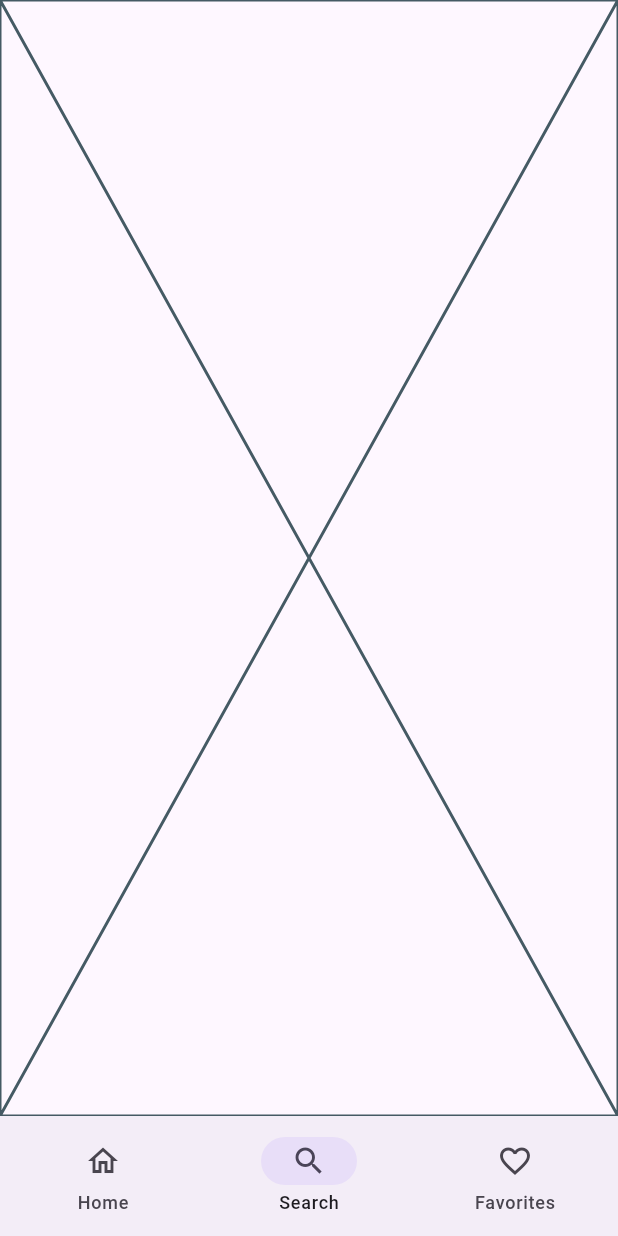
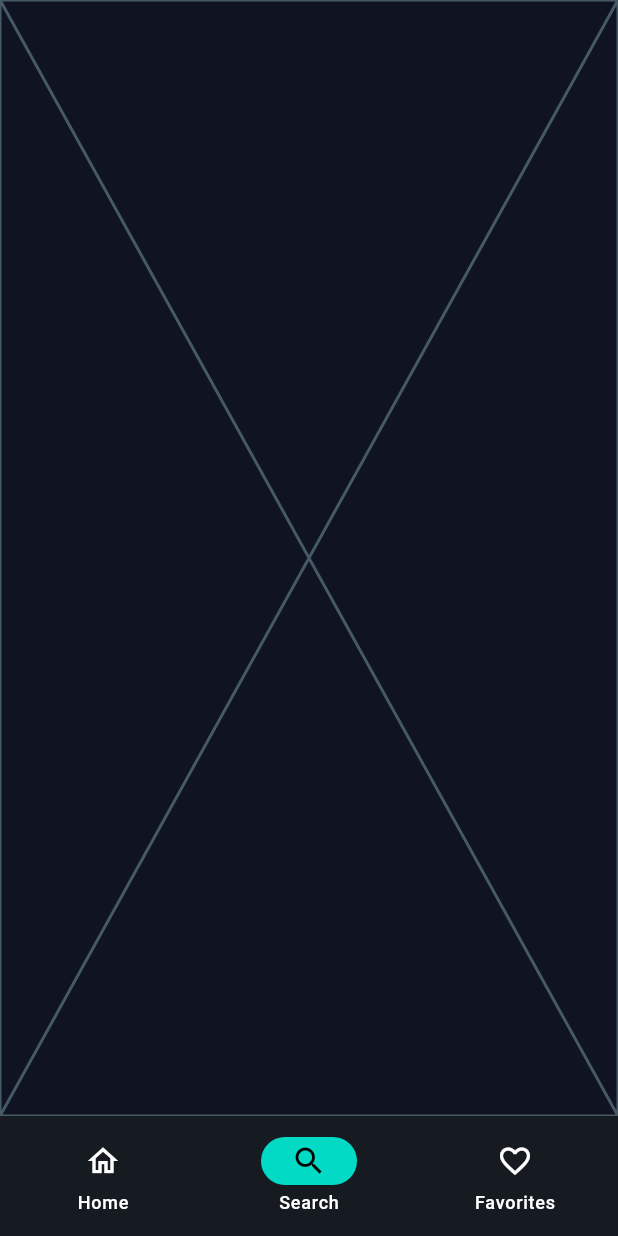
Before and after one commit to md4msb/dev_gallery, a Flutter app: the screen it shows after launch, item 2 of the bottom bar chosen, on a phone screen of 412 x 824 dp. Run offline on Flutter 3.47's test engine with Material 3 defaults, Android fonts, the phone set to English and light mode, and no system bars; our stand-ins replace connectivity_plus, dartz, dio, equatable, flutter_bloc, flutter_hooks and 4 more; accounts and stored records are empty.

Commit message:
feat(theme): add theme configuration with light and dark modes, including colors, radius, spacing, and typography

```diff
--- /dev/null
+++ b/lib/core/configs/theme/app_colors.dart
@@ -0,0 +1,23 @@
+import 'package:flutter/material.dart';
+
+class AppColors {
+  // Brand
+  static const primary = Color(0xFF1337EC);
+
+  // Light Theme
+  static const backgroundLight = Color(0xFFF6F6F8);
+  static const textPrimaryLight = Colors.black87;
+  static const textSecondaryLight = Colors.black54;
+  static const cardLight = Colors.white;
+  static const borderLight = Color(0xFFE5E7EB);
+
+  // Dark Theme
+  static const backgroundDark = Color(0xFF101322); // home dark
+  static const cardDark = Color(0xFF161B22);
+  static const textPrimaryDark = Color(0xFFE6EDF3);
+  static const textSecondaryDark = Color(0xFF8B949E);
+  static const borderDark = Color(0xFF1F2937);
+
+  // Accent
+  static const accentOrange = Color(0xFFFFA500);
+}
--- /dev/null
+++ b/lib/core/configs/theme/app_radius.dart
@@ -0,0 +1,7 @@
+class AppRadius {
+  static const sm = 6.0;
+  static const md = 12.0;
+  static const lg = 16.0;
+  static const xl = 24.0;
+  static const full = 9999.0;
+}
--- /dev/null
+++ b/lib/core/configs/theme/app_spacing.dart
@@ -0,0 +1,8 @@
+class AppSpacing {
+  static const xs = 4.0;
+  static const sm = 8.0;
+  static const md = 12.0;
+  static const lg = 16.0;
+  static const xl = 24.0;
+  static const xxl = 32.0;
+}
--- /dev/null
+++ b/lib/core/configs/theme/app_theme.dart
@@ -0,0 +1,74 @@
+import 'package:flutter/material.dart';
+import 'app_colors.dart';
+import 'app_radius.dart';
+
+class AppTheme {
+  static ThemeData dark = ThemeData(
+    brightness: Brightness.dark,
+    useMaterial3: true,
+    scaffoldBackgroundColor: AppColors.backgroundDark,
+    colorScheme: const ColorScheme.dark(
+      primary: AppColors.primary,
+      surface: AppColors.cardDark,
+      surfaceContainerHighest: AppColors.backgroundDark,
+    ),
+
+    appBarTheme: const AppBarTheme(
+      backgroundColor: AppColors.backgroundDark,
+      elevation: 0,
+      centerTitle: true,
+      foregroundColor: AppColors.textPrimaryDark,
+    ),
+
+    cardColor: AppColors.cardDark,
+
+    inputDecorationTheme: InputDecorationTheme(
+      filled: true,
+      fillColor: AppColors.cardDark,
+      contentPadding: const EdgeInsets.all(14),
+
+      border: OutlineInputBorder(
+        borderRadius: BorderRadius.all(Radius.circular(AppRadius.md)),
+        borderSide: BorderSide(color: AppColors.borderDark),
+      ),
+      focusedBorder: OutlineInputBorder(
+        borderRadius: BorderRadius.all(Radius.circular(AppRadius.md)),
+        borderSide: BorderSide(color: AppColors.primary),
+      ),
+    ),
+  );
+
+  static ThemeData light = ThemeData(
+    brightness: Brightness.light,
+    useMaterial3: true,
+    scaffoldBackgroundColor: AppColors.backgroundLight,
+    colorScheme: const ColorScheme.light(
+      primary: AppColors.primary,
+      surface: AppColors.cardLight,
+      surfaceContainerHighest: AppColors.backgroundLight,
+    ),
+
+    appBarTheme: const AppBarTheme(
+      backgroundColor: AppColors.backgroundLight,
+      elevation: 0,
+      centerTitle: true,
+      foregroundColor: AppColors.textPrimaryLight,
+    ),
+
+    cardColor: AppColors.cardLight,
+
+    inputDecorationTheme: InputDecorationTheme(
+      filled: true,
+      fillColor: AppColors.cardLight,
+      contentPadding: const EdgeInsets.all(14),
+      border: OutlineInputBorder(
+        borderRadius: BorderRadius.all(Radius.circular(AppRadius.md)),
+        borderSide: BorderSide(color: AppColors.borderLight),
+      ),
+      focusedBorder: OutlineInputBorder(
+        borderRadius: BorderRadius.all(Radius.circular(AppRadius.md)),
+        borderSide: BorderSide(color: AppColors.primary),
+      ),
+    ),
+  );
+}
--- /dev/null
+++ b/lib/core/configs/theme/app_typography.dart
@@ -0,0 +1,18 @@
+import 'package:flutter/material.dart';
+
+class AppTypography {
+  static TextStyle get heading => const TextStyle(
+    fontSize: 20,
+    fontWeight: FontWeight.w700,
+    letterSpacing: -0.2,
+  );
+
+  static TextStyle get title =>
+      const TextStyle(fontSize: 16, fontWeight: FontWeight.w600);
+
+  static TextStyle get body =>
+      const TextStyle(fontSize: 14, fontWeight: FontWeight.w400);
+
+  static TextStyle get caption =>
+      const TextStyle(fontSize: 12, fontWeight: FontWeight.w400);
+}
--- /dev/null
+++ b/lib/core/extentions/src/color_extention.dart
@@ -0,0 +1,7 @@
+import 'package:flutter/material.dart';
+
+extension ColorX on Color {
+  Color faded(double opacity) => withValues(alpha: opacity);
+  Color blendWith(Color other, [double opacity = 0.3]) =>
+      Color.alphaBlend(withValues(alpha: opacity), other);
+}
--- a/lib/main.dart
+++ b/lib/main.dart
@@ -3,6 +3,7 @@
 import 'package:flutter/material.dart';
 import 'package:hive_flutter/hive_flutter.dart';
 import 'core/configs/router/router.dart';
+import 'core/configs/theme/app_theme.dart';
 
 void main() async {
   WidgetsFlutterBinding.ensureInitialized();
@@ -19,6 +20,9 @@
   Widget build(BuildContext context) {
     return MaterialApp.router(
       title: 'Dev Gallery',
+      theme: AppTheme.light,
+      darkTheme: AppTheme.dark,
+      themeMode: ThemeMode.dark,
       routerConfig: appRouter,
       debugShowCheckedModeBanner: false,
     );
```
